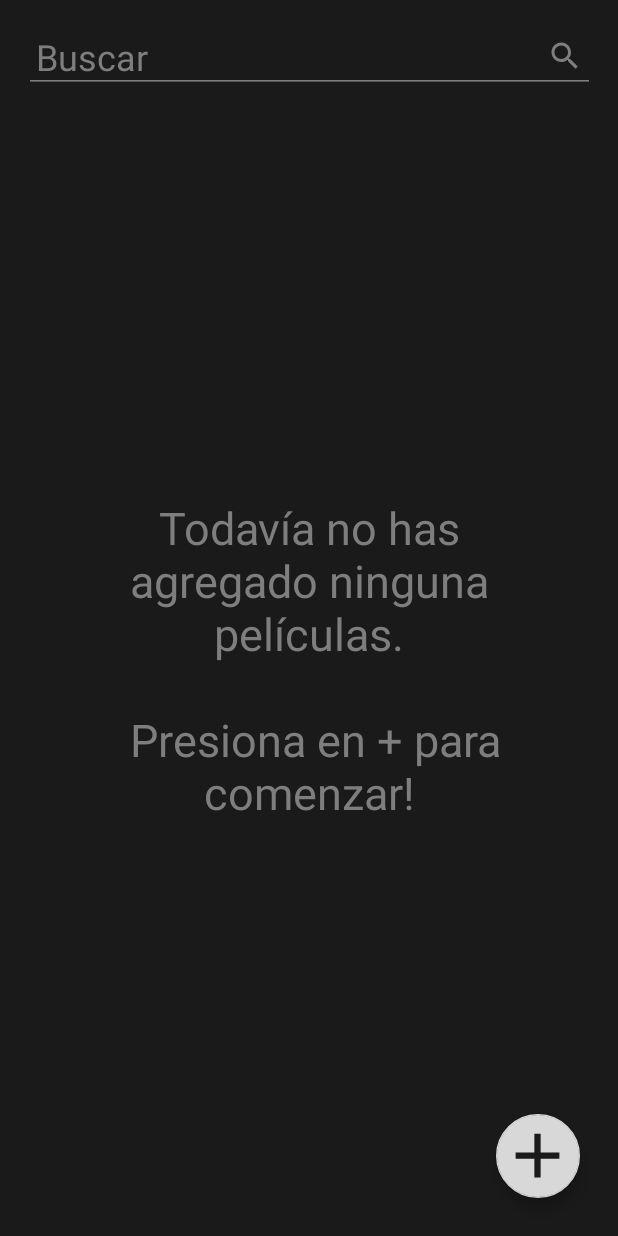
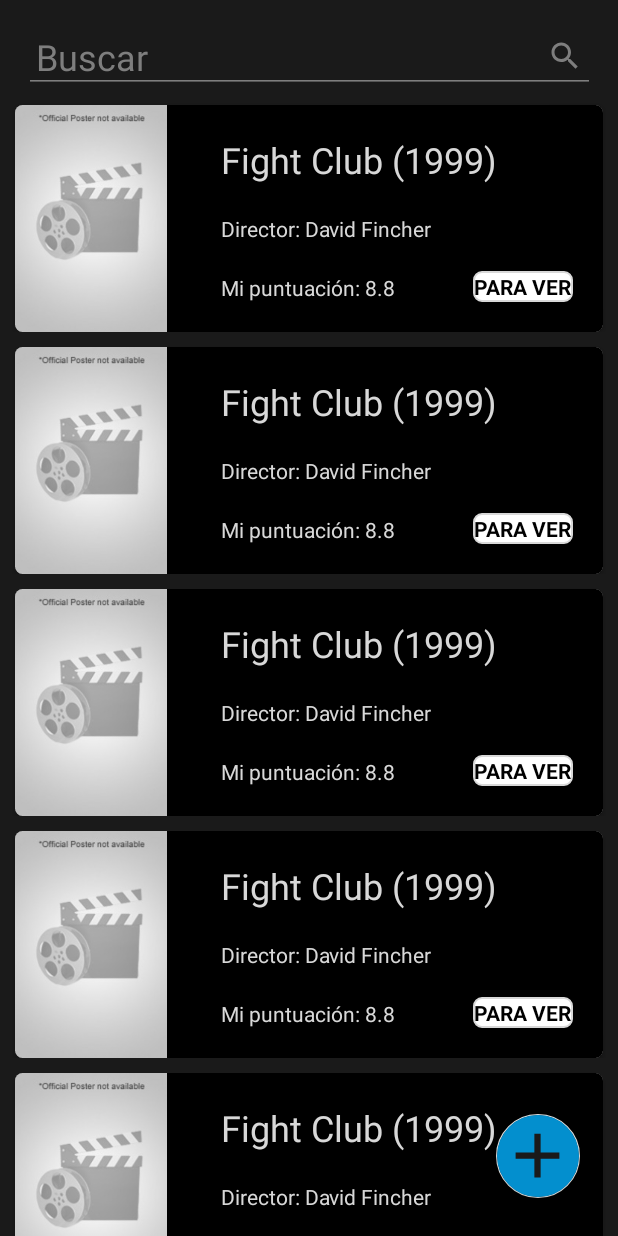
Before and after one commit to RepCode/HaveISeenIt, an Android app: the MoviesListFragment screen opened directly, with no data from a screen before it, on a phone screen of 412 x 824 dp. Run offline under Robolectric (Android 15) with nearby library versions, the phone set to English and light mode, and no system bars.

Commit message:
implemented layout for movies list

```diff
--- a/app/build.gradle
+++ b/app/build.gradle
@@ -44,4 +44,5 @@ dependencies {
     implementation "androidx.room:room-runtime:$room_version"
     kapt "androidx.room:room-compiler:$room_version"
     implementation "androidx.room:room-ktx:$room_version"
+    implementation 'androidx.recyclerview:recyclerview:1.1.0'
 }
--- /dev/null
+++ b/app/src/main/java/com/utn/haveiseenit/activities/movies/adapters/MoviesAdapter.kt
@@ -0,0 +1,28 @@
+package com.utn.haveiseenit.activities.movies.adapters
+
+import android.view.LayoutInflater
+import android.view.View
+import android.view.ViewGroup
+import android.widget.TextView
+import androidx.recyclerview.widget.RecyclerView
+import com.utn.haveiseenit.R
+
+class MoviesAdapter(private val movies: Array<String>) :
+    RecyclerView.Adapter<MoviesAdapter.MoviesViewHolder>() {
+
+    class MoviesViewHolder(val view: View) : RecyclerView.ViewHolder(view)
+
+
+    override fun onCreateViewHolder(parent: ViewGroup,
+                                    viewType: Int): MoviesAdapter.MoviesViewHolder {
+        val view = LayoutInflater.from(parent.context)
+            .inflate(R.layout.movie_list_item, parent, false) as View
+
+        return MoviesViewHolder(view)
+    }
+
+    override fun onBindViewHolder(holder: MoviesViewHolder, position: Int) {
+//        holder.textView.text = movies[position]
+    }
+    override fun getItemCount() = movies.size
+}
--- a/app/src/main/java/com/utn/haveiseenit/activities/movies/fragments/MoviesListFragment.kt
+++ b/app/src/main/java/com/utn/haveiseenit/activities/movies/fragments/MoviesListFragment.kt
@@ -2,11 +2,19 @@ package com.utn.haveiseenit.activities.movies.fragments
 
 import android.os.Bundle
 import android.view.*
+import android.widget.TextView
 import androidx.fragment.app.Fragment
+import androidx.recyclerview.widget.LinearLayoutManager
+import androidx.recyclerview.widget.RecyclerView
 import com.utn.haveiseenit.R
+import com.utn.haveiseenit.activities.movies.adapters.MoviesAdapter
 
 class MoviesListFragment : Fragment() {
     private lateinit var v: View
+    private lateinit var recyclerView: RecyclerView
+    private lateinit var viewAdapter: RecyclerView.Adapter<*>
+    private lateinit var viewManager: RecyclerView.LayoutManager
+
     override fun onCreate(savedInstanceState: Bundle?) {
         super.onCreate(savedInstanceState)
         setHasOptionsMenu(true)
@@ -18,6 +26,17 @@ class MoviesListFragment : Fragment() {
     ): View? {
         setHasOptionsMenu(true)
         v = inflater.inflate(R.layout.fragment_movies_list, container, false)
+
+        viewManager = LinearLayoutManager(context)
+        val list = arrayOf("qwe", "qwe", "qwe", "qwe", "qwe")
+        viewAdapter = MoviesAdapter(list)
+        if (list.isNotEmpty()) {
+            v.findViewById<TextView>(R.id.empty_list_message).visibility = View.INVISIBLE
+        }
+        recyclerView = v.findViewById<RecyclerView>(R.id.movies_recycler_view).apply {
+            layoutManager = viewManager
+            adapter = viewAdapter
+        }
         return v
     }
 
--- /dev/null
+++ b/app/src/main/res/drawable/rounded_corner.xml
@@ -0,0 +1,16 @@
+<?xml version="1.0" encoding="utf-8"?>
+<shape xmlns:android="http://schemas.android.com/apk/res/android" >
+    <stroke
+        android:width="1dp"
+        android:color="@color/colorWhite" />
+
+    <solid android:color="#ffffff" />
+
+    <padding
+        android:left="1dp"
+        android:right="1dp"
+        android:bottom="1dp"
+        android:top="1dp" />
+
+    <corners android:radius="5dp" />
+</shape>
--- a/app/src/main/res/layout/activity_movies.xml
+++ b/app/src/main/res/layout/activity_movies.xml
@@ -11,12 +11,14 @@
         android:name="androidx.navigation.fragment.NavHostFragment"
         android:layout_width="0dp"
         android:layout_height="0dp"
-        android:layout_marginTop="55dp"
+        android:layout_marginTop="60dp"
         app:defaultNavHost="true"
         app:layout_constraintBottom_toBottomOf="parent"
+        app:layout_constraintHorizontal_bias="0.0"
         app:layout_constraintLeft_toLeftOf="parent"
         app:layout_constraintRight_toRightOf="parent"
         app:layout_constraintTop_toTopOf="parent"
+        app:layout_constraintVertical_bias="1.0"
         app:navGraph="@navigation/movie_navigation" />
 
     <androidx.appcompat.widget.Toolbar
--- a/app/src/main/res/layout/fragment_movies_list.xml
+++ b/app/src/main/res/layout/fragment_movies_list.xml
@@ -9,16 +9,16 @@
     tools:context=".activities.movies.fragments.MoviesListFragment">
 
     <androidx.recyclerview.widget.RecyclerView
-        android:id="@+id/recyclerView"
-        android:layout_width="409dp"
-        android:layout_height="729dp"
+        android:id="@+id/movies_recycler_view"
+        android:layout_width="match_parent"
+        android:layout_height="0dp"
         app:layout_constraintBottom_toBottomOf="parent"
         app:layout_constraintEnd_toEndOf="parent"
         app:layout_constraintStart_toStartOf="parent"
         app:layout_constraintTop_toTopOf="parent" />
 
     <TextView
-        android:id="@+id/textView"
+        android:id="@+id/empty_list_message"
         android:layout_width="0dp"
         android:layout_height="wrap_content"
         android:text="@string/no_movies_added"
@@ -36,7 +36,7 @@
         android:layout_height="wrap_content"
         android:layout_marginEnd="25dp"
         android:layout_marginBottom="25dp"
-        android:backgroundTint="@color/colorWhite"
+        android:backgroundTint="@color/colorLightBlue"
         android:clickable="true"
         android:src="@drawable/ic_add_black_24dp"
         app:layout_constraintBottom_toBottomOf="parent"
--- /dev/null
+++ b/app/src/main/res/layout/movie_list_item.xml
@@ -0,0 +1,93 @@
+<?xml version="1.0" encoding="utf-8"?>
+<LinearLayout xmlns:android="http://schemas.android.com/apk/res/android"
+    xmlns:app="http://schemas.android.com/apk/res-auto"
+    xmlns:tools="http://schemas.android.com/tools"
+    android:layout_width="match_parent"
+    android:layout_height="wrap_content"
+    android:orientation="vertical">
+
+    <androidx.cardview.widget.CardView
+        android:layout_width="match_parent"
+        android:layout_height="wrap_content"
+        android:layout_marginStart="10dp"
+        android:layout_marginEnd="10dp"
+        android:layout_marginTop="10dp"
+        app:cardCornerRadius="5dp">
+
+        <androidx.constraintlayout.widget.ConstraintLayout
+            android:layout_width="match_parent"
+            android:layout_height="match_parent"
+            android:background="@color/colorPrimaryDark">
+
+            <ImageView
+                android:id="@+id/imageView4"
+                android:layout_width="0dp"
+                android:layout_height="wrap_content"
+                android:adjustViewBounds="true"
+                android:scaleType="fitStart"
+                app:layout_constraintBottom_toBottomOf="parent"
+                app:layout_constraintEnd_toStartOf="@+id/image_right_margin"
+                app:layout_constraintStart_toStartOf="parent"
+                app:layout_constraintTop_toTopOf="parent"
+                app:srcCompat="@drawable/poster_unavailable" />
+
+            <androidx.constraintlayout.widget.Guideline
+                android:id="@+id/image_right_margin"
+                android:layout_width="0dp"
+                android:layout_height="wrap_content"
+                android:orientation="vertical"
+                app:layout_constraintGuide_percent="0.26" />
+
+            <TextView
+                android:id="@+id/textView"
+                android:layout_width="wrap_content"
+                android:layout_height="wrap_content"
+                android:text="Fight Club (1999)"
+                android:textColor="@color/colorWhite"
+                android:textSize="24sp"
+                app:layout_constraintBottom_toTopOf="@+id/textView2"
+                app:layout_constraintStart_toStartOf="@+id/text_left_margin"
+                app:layout_constraintTop_toTopOf="parent" />
+
+            <androidx.constraintlayout.widget.Guideline
+                android:id="@+id/text_left_margin"
+                android:layout_width="wrap_content"
+                android:layout_height="wrap_content"
+                android:orientation="vertical"
+                app:layout_constraintGuide_percent="0.35" />
+
+            <TextView
+                android:id="@+id/textView2"
+                android:layout_width="wrap_content"
+                android:layout_height="wrap_content"
+                android:text="Director: David Fincher"
+                android:textColor="@color/colorWhite"
+                app:layout_constraintBottom_toTopOf="@+id/textView3"
+                app:layout_constraintStart_toStartOf="@+id/text_left_margin"
+                app:layout_constraintTop_toBottomOf="@+id/textView" />
+
+            <TextView
+                android:id="@+id/textView3"
+                android:layout_width="wrap_content"
+                android:layout_height="wrap_content"
+                android:text="Mi puntuación: 8.8"
+                android:textColor="@color/colorWhite"
+                app:layout_constraintBottom_toBottomOf="parent"
+                app:layout_constraintStart_toStartOf="@+id/text_left_margin"
+                app:layout_constraintTop_toBottomOf="@+id/textView2" />
+
+            <TextView
+                android:id="@+id/textView4"
+                android:layout_width="wrap_content"
+                android:layout_height="wrap_content"
+                android:layout_marginEnd="20dp"
+                android:layout_marginBottom="20dp"
+                android:background="@drawable/rounded_corner"
+                android:text="PARA VER"
+                android:textColor="@color/colorPrimaryDark"
+                android:textStyle="bold"
+                app:layout_constraintBottom_toBottomOf="parent"
+                app:layout_constraintEnd_toEndOf="parent" />
+        </androidx.constraintlayout.widget.ConstraintLayout>
+    </androidx.cardview.widget.CardView>
+</LinearLayout>
```
Also changed, not shown: app/src/main/res/drawable/poster_unavailable.jpg (added).
